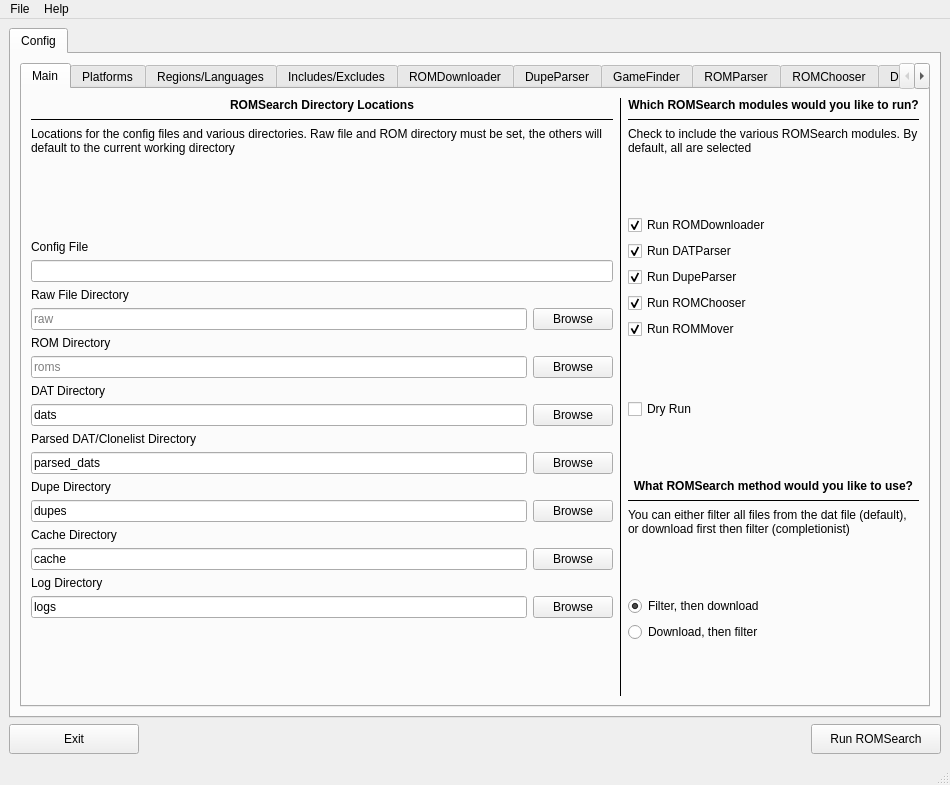
Qt form romsearch/gui/layout_romsearch.ui (bbtufty/romsearch) before a commit.
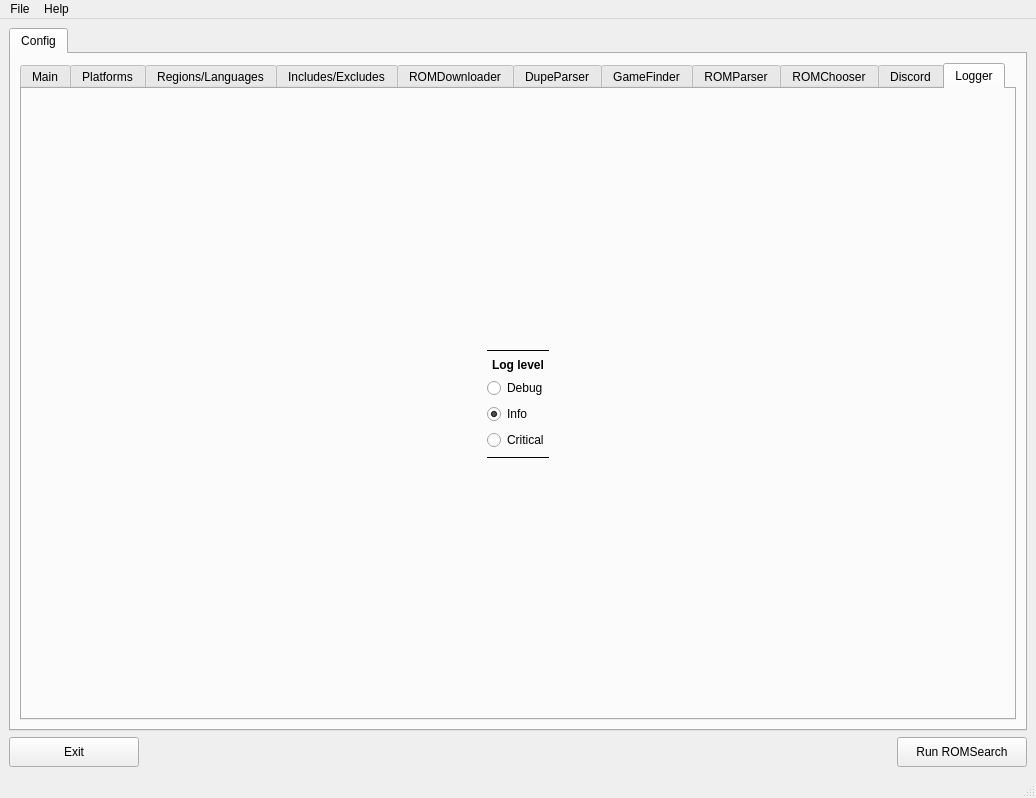
The same form after that commit. The open tabs and pages were chosen to show the change.

```diff
--- a/romsearch/gui/layout_romsearch.ui
+++ b/romsearch/gui/layout_romsearch.ui
@@ -6,8 +6,8 @@
    <rect>
     <x>0</x>
     <y>0</y>
-    <width>950</width>
-    <height>785</height>
+    <width>1036</width>
+    <height>798</height>
    </rect>
   </property>
   <property name="sizePolicy">
@@ -2042,6 +2042,141 @@
             </item>
            </layout>
           </widget>
+          <widget class="QWidget" name="tabConfigLogger">
+           <attribute name="title">
+            <string>Logger</string>
+           </attribute>
+           <layout class="QGridLayout" name="gridLayout_2">
+            <item row="0" column="0">
+             <layout class="QGridLayout" name="gridLayoutConfigLogger">
+              <item row="0" column="1">
+               <spacer name="gridLayoutConfigLoggerLeft">
+                <property name="orientation">
+                 <enum>Qt::Orientation::Horizontal</enum>
+                </property>
+                <property name="sizeHint" stdset="0">
+                 <size>
+                  <width>40</width>
+                  <height>20</height>
+                 </size>
+                </property>
+               </spacer>
+              </item>
+              <item row="0" column="2">
+               <layout class="QGridLayout" name="gridLayoutConfigLoggerMiddle">
+                <item row="2" column="0">
+                 <widget class="QLabel" name="labelConfigLoggerLevelTitle">
+                  <property name="font">
+                   <font>
+                    <bold>true</bold>
+                   </font>
+                  </property>
+                  <property name="text">
+                   <string>Log level</string>
+                  </property>
+                  <property name="alignment">
+                   <set>Qt::AlignmentFlag::AlignCenter</set>
+                  </property>
+                 </widget>
+                </item>
+                <item row="1" column="0">
+                 <widget class="Line" name="lineConfigLoggerLevelDividerTop">
+                  <property name="frameShadow">
+                   <enum>QFrame::Shadow::Plain</enum>
+                  </property>
+                  <property name="orientation">
+                   <enum>Qt::Orientation::Horizontal</enum>
+                  </property>
+                 </widget>
+                </item>
+                <item row="6" column="0">
+                 <widget class="Line" name="lineConfigLoggerLevelDividerBottom">
+                  <property name="frameShadow">
+                   <enum>QFrame::Shadow::Plain</enum>
+                  </property>
+                  <property name="orientation">
+                   <enum>Qt::Orientation::Horizontal</enum>
+                  </property>
+                 </widget>
+                </item>
+                <item row="4" column="0">
+                 <widget class="QRadioButton" name="radioButtonConfigLoggerLevelInfo">
+                  <property name="text">
+                   <string>Info</string>
+                  </property>
+                  <property name="checked">
+                   <bool>true</bool>
+                  </property>
+                  <attribute name="buttonGroup">
+                   <string notr="true">radioButtonConfigLoggerLevel</string>
+                  </attribute>
+                 </widget>
+                </item>
+                <item row="7" column="0">
+                 <spacer name="verticalSpacerConfigLoggerBottom">
+                  <property name="orientation">
+                   <enum>Qt::Orientation::Vertical</enum>
+                  </property>
+                  <property name="sizeHint" stdset="0">
+                   <size>
+                    <width>20</width>
+                    <height>40</height>
+                   </size>
+                  </property>
+                 </spacer>
+                </item>
+                <item row="0" column="0">
+                 <spacer name="verticalSpacerConfigLoggerTop">
+                  <property name="orientation">
+                   <enum>Qt::Orientation::Vertical</enum>
+                  </property>
+                  <property name="sizeHint" stdset="0">
+                   <size>
+                    <width>20</width>
+                    <height>40</height>
+                   </size>
+                  </property>
+                 </spacer>
+                </item>
+                <item row="3" column="0">
+                 <widget class="QRadioButton" name="radioButtonConfigLoggerLevelDebug">
+                  <property name="text">
+                   <string>Debug</string>
+                  </property>
+                  <attribute name="buttonGroup">
+                   <string notr="true">radioButtonConfigLoggerLevel</string>
+                  </attribute>
+                 </widget>
+                </item>
+                <item row="5" column="0">
+                 <widget class="QRadioButton" name="radioButtonConfigLoggerLevelCritical">
+                  <property name="text">
+                   <string>Critical</string>
+                  </property>
+                  <attribute name="buttonGroup">
+                   <string notr="true">radioButtonConfigLoggerLevel</string>
+                  </attribute>
+                 </widget>
+                </item>
+               </layout>
+              </item>
+              <item row="0" column="3">
+               <spacer name="gridLayoutConfigLoggerRight">
+                <property name="orientation">
+                 <enum>Qt::Orientation::Horizontal</enum>
+                </property>
+                <property name="sizeHint" stdset="0">
+                 <size>
+                  <width>40</width>
+                  <height>20</height>
+                 </size>
+                </property>
+               </spacer>
+              </item>
+             </layout>
+            </item>
+           </layout>
+          </widget>
          </widget>
         </item>
        </layout>
@@ -2108,7 +2243,7 @@
     <rect>
      <x>0</x>
      <y>0</y>
-     <width>950</width>
+     <width>1036</width>
      <height>33</height>
     </rect>
    </property>
```
Left out of the diff: 1 changed line with no effect on the pictures.
